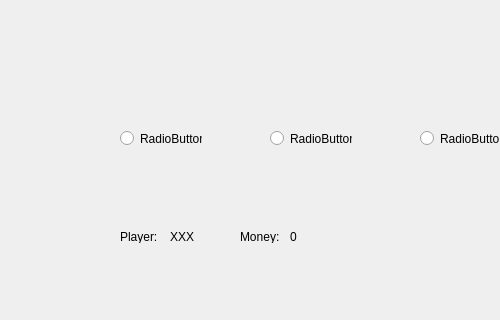
This is g_biddingwindows.ui in WhySoSeriousssss/GUI_Power_Grid as Qt 5 draws it before an edit; both pictures show x 0 to 500 and y 280 to 600 of the 800 by 600 pixel window. The edited form follows.
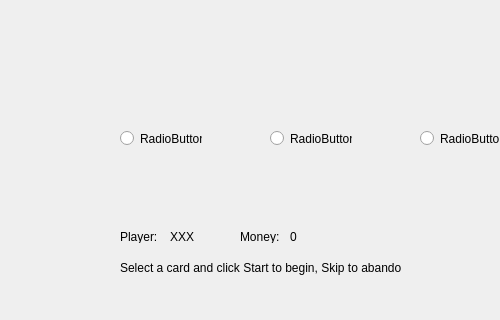
This is the edited form.

Diff of the .ui file:
```diff
--- a/g_biddingwindows.ui
+++ b/g_biddingwindows.ui
@@ -196,6 +196,19 @@
      <string>0</string>
     </property>
    </widget>
+   <widget class="QLabel" name="label_5">
+    <property name="geometry">
+     <rect>
+      <x>120</x>
+      <y>540</y>
+      <width>281</width>
+      <height>16</height>
+     </rect>
+    </property>
+    <property name="text">
+     <string>Select a card and click Start to begin, Skip to abandon.</string>
+    </property>
+   </widget>
   </widget>
   <widget class="QStatusBar" name="statusbar"/>
  </widget>
```
